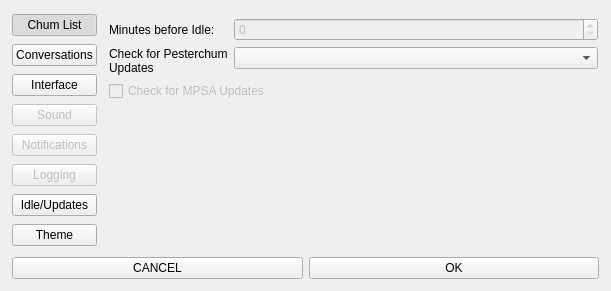
First picture: the form in themes/pesterchum/ui/OptionsWindow.ui, repository henry232323/Pesterchum-Discord, before the edit.
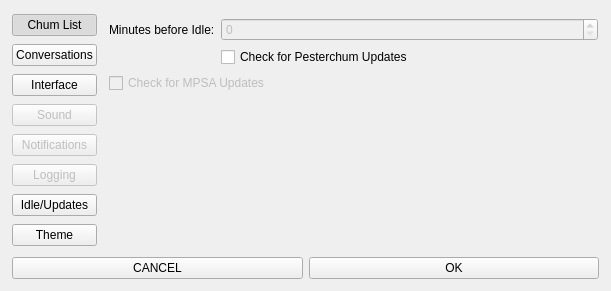
Second picture: the form after the edit. The open tabs and pages were chosen to show the change.

Patch:
```diff
--- a/themes/pesterchum/ui/OptionsWindow.ui
+++ b/themes/pesterchum/ui/OptionsWindow.ui
@@ -780,19 +780,13 @@
                  </property>
                 </widget>
                </item>
-               <item row="1" column="0">
-                <widget class="QLabel" name="label_9">
+               <item row="1" column="1">
+                <widget class="QCheckBox" name="pesterchumUpdatesCheck">
                  <property name="text">
                   <string>Check for Pesterchum Updates</string>
                  </property>
-                 <property name="wordWrap">
-                  <bool>true</bool>
-                 </property>
                 </widget>
                </item>
-               <item row="1" column="1">
-                <widget class="QComboBox" name="pesterchumUpdatesCombo"/>
-               </item>
               </layout>
              </item>
              <item>
```
